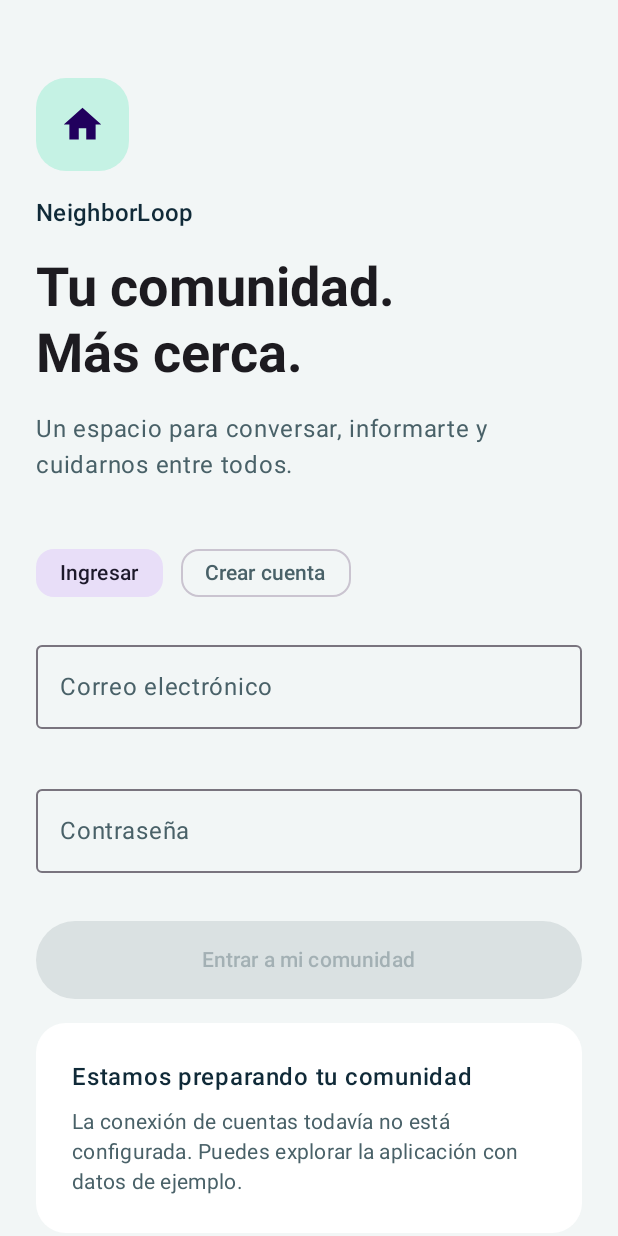
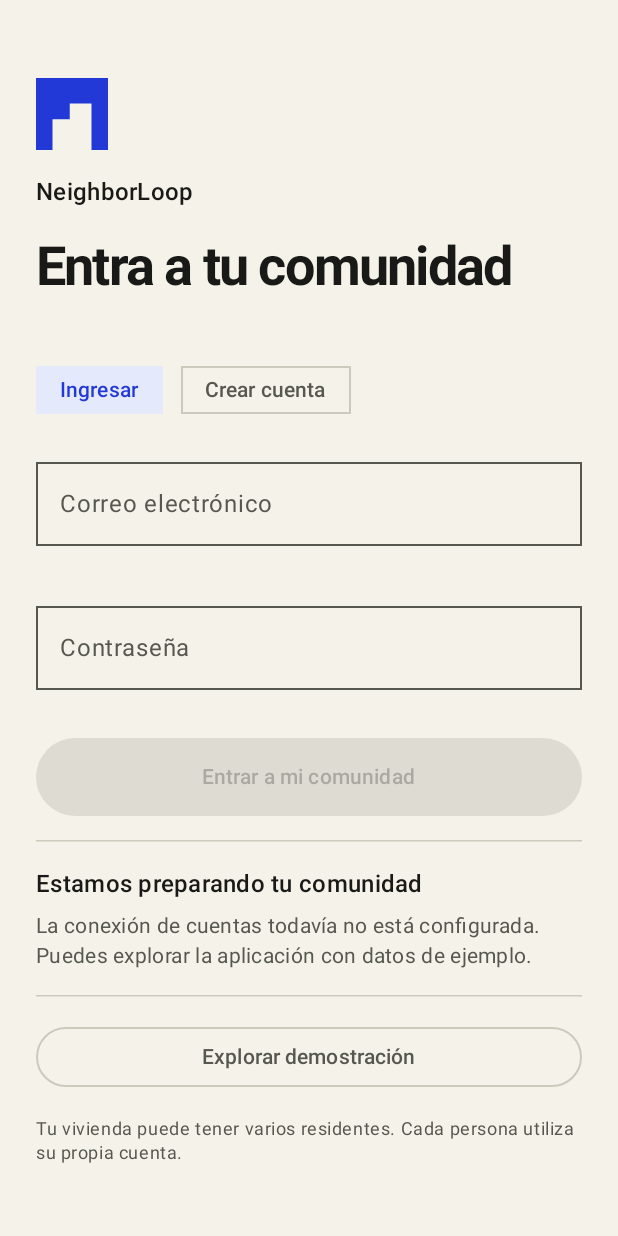
Before and after one commit to TheoxJhonny/app-condominios, an Android app built with Jetpack Compose: the screen it shows after launch (MainActivity), on a phone screen of 412 x 824 dp. Run offline under Robolectric (Android 15) with nearby library versions, the phone set to English and light mode, and no system bars; our stand-ins replace Firebase (no records; nobody signed in at launch, a user with empty details on screens opened directly); 2 statements that could not run were skipped.

Commit message:
feat(ui): apply NeighborLoop visual redesign

```diff
--- a/app/src/main/java/cl/comunidad/conectada/ui/AccessScreens.kt
+++ b/app/src/main/java/cl/comunidad/conectada/ui/AccessScreens.kt
@@ -3,8 +3,6 @@ package cl.comunidad.conectada.ui
 import androidx.compose.foundation.*
 import androidx.compose.foundation.layout.*
 import androidx.compose.foundation.text.KeyboardOptions
-import androidx.compose.material.icons.Icons
-import androidx.compose.material.icons.filled.Home
 import androidx.compose.material3.*
 import androidx.compose.runtime.*
 import androidx.compose.runtime.saveable.rememberSaveable
@@ -40,10 +38,9 @@ fun AccessScreen(state: CommunityState, model: CommunityViewModel) {
     val errors = if (register && attempted) RegistrationValidator.validate(name, home, email, password) else emptyMap()
     Column(Modifier.fillMaxSize().verticalScroll(rememberScrollState()).imePadding().padding(24.dp), verticalArrangement = Arrangement.spacedBy(16.dp)) {
         Spacer(Modifier.height(12.dp))
-        Surface(color = Mint, shape = MaterialTheme.shapes.medium) { Icon(Icons.Default.Home, null, Modifier.padding(16.dp).size(30.dp)) }
+        BrandMark(Modifier.size(48.dp))
         Text(androidx.compose.ui.res.stringResource(cl.comunidad.conectada.R.string.app_name), style = MaterialTheme.typography.titleMedium, color = Ink)
-        Text("Tu comunidad.\nMás cerca.", style = MaterialTheme.typography.displaySmall, fontWeight = FontWeight.Bold)
-        Text("Un espacio para conversar, informarte y cuidarnos entre todos.", color = Muted, style = MaterialTheme.typography.bodyLarge)
+        Text(if (register) "Crea tu cuenta" else "Entra a tu comunidad", style = MaterialTheme.typography.displaySmall, fontWeight = FontWeight.Bold)
         Spacer(Modifier.height(4.dp))
         Row(horizontalArrangement = Arrangement.spacedBy(12.dp)) {
             FilterChip(selected = !register, onClick = { register = false; attempted = false; password = "" }, label = { Text("Ingresar") }, enabled = !state.busy)
@@ -120,11 +117,11 @@ private fun SelectionContainerText(text: String) {
 fun ProfileScreen(state: CommunityState, model: CommunityViewModel, onNotifications: () -> Unit) {
     val user = state.resident!!
     Column(Modifier.fillMaxSize().verticalScroll(rememberScrollState()).imePadding().padding(20.dp), verticalArrangement = Arrangement.spacedBy(20.dp)) {
-        Surface(color = Ink, shape = MaterialTheme.shapes.large) {
+        Surface(color = Cobalt) {
             Column(Modifier.fillMaxWidth().padding(24.dp), verticalArrangement = Arrangement.spacedBy(8.dp)) {
                 Text(user.name, color = Color.White, style = MaterialTheme.typography.headlineSmall, fontWeight = FontWeight.Bold)
-                Text("Vivienda #${user.home}", color = Mint)
-                Text(if (user.role == Role.ADMIN) "Administrador" else "Residente", color = Mint, style = MaterialTheme.typography.labelMedium)
+                Text("Vivienda #${user.home}", color = CobaltWash)
+                Text(if (user.role == Role.ADMIN) "Administrador" else "Residente", color = CobaltWash, style = MaterialTheme.typography.labelMedium)
             }
         }
         Text("Así te ven tus vecinos", style = MaterialTheme.typography.titleLarge, fontWeight = FontWeight.SemiBold)
--- a/app/src/main/java/cl/comunidad/conectada/ui/AlertsScreen.kt
+++ b/app/src/main/java/cl/comunidad/conectada/ui/AlertsScreen.kt
@@ -19,9 +19,10 @@ import cl.comunidad.conectada.domain.*
 fun AlertsScreen(state: CommunityState, model: CommunityViewModel, onAlert: () -> Unit, onNotificationPermission: () -> Unit) {
     var showConnection by remember { mutableStateOf(false) }
     LazyColumn(contentPadding = PaddingValues(20.dp), verticalArrangement = Arrangement.spacedBy(18.dp)) {
-        item { Surface(color = if (state.mqttConnected) Mint else Color.White, shape = MaterialTheme.shapes.medium) {
+        item { Text("Alertas comunitarias", style = MaterialTheme.typography.headlineMedium) }
+        item { Surface(color = if (state.mqttConnected) CobaltWash else Color.White, shape = MaterialTheme.shapes.medium) {
             Column(Modifier.fillMaxWidth().padding(20.dp), verticalArrangement = Arrangement.spacedBy(12.dp)) {
-                Text(if (state.mqttConnected) "● Servicio de alertas conectado" else if (state.mqttConnecting) "Conectando al servicio…" else "○ Servicio de alertas desconectado", fontWeight = FontWeight.SemiBold)
+                Text(if (state.mqttConnected) "● Servicio de alertas conectado" else if (state.mqttConnecting) "Conectando al servicio…" else "○ Servicio de alertas desconectado", fontWeight = FontWeight.SemiBold, color = if (state.mqttConnected) Cobalt else Muted)
                 Text("Las alertas en tiempo real se reciben con la aplicación abierta y conectada.", color = Muted)
                 val connectedOrConnecting = state.mqttConnected || state.mqttConnecting
                 OutlinedButton(
--- a/app/src/main/java/cl/comunidad/conectada/ui/CommunityTheme.kt
+++ b/app/src/main/java/cl/comunidad/conectada/ui/CommunityTheme.kt
@@ -4,22 +4,44 @@ import androidx.compose.foundation.shape.RoundedCornerShape
 import androidx.compose.material3.*
 import androidx.compose.runtime.Composable
 import androidx.compose.ui.graphics.Color
+import androidx.compose.ui.text.font.FontWeight
 import androidx.compose.ui.unit.dp
+import androidx.compose.ui.unit.sp
 
-val Ink = Color(0xFF102A38)
-val Paper = Color(0xFFF2F6F6)
-val Mint = Color(0xFFC5F2E4)
-val Muted = Color(0xFF496168)
+val Ink = Color(0xFF191A17)
+val Paper = Color(0xFFF5F2E9)
+val Cobalt = Color(0xFF2239D7)
+val CobaltWash = Color(0xFFE5E9FC)
+val Muted = Color(0xFF56584F)
+val Rule = Color(0xFFCDC9BD)
 val AlertRed = Color(0xFFB12D3D)
+
+private val Square = RoundedCornerShape(0.dp)
+private val EditorialTypography = Typography().run {
+    copy(
+        displaySmall = displaySmall.copy(fontWeight = FontWeight.Bold, letterSpacing = (-1.2).sp),
+        headlineLarge = headlineLarge.copy(fontWeight = FontWeight.Bold, letterSpacing = (-0.8).sp),
+        headlineMedium = headlineMedium.copy(fontWeight = FontWeight.Bold, letterSpacing = (-0.6).sp),
+        titleLarge = titleLarge.copy(fontWeight = FontWeight.Bold),
+        labelSmall = labelSmall.copy(fontWeight = FontWeight.SemiBold, letterSpacing = 0.4.sp)
+    )
+}
 
 @Composable
 fun CommunityTheme(content: @Composable () -> Unit) {
     MaterialTheme(
-        colorScheme = lightColorScheme(primary = Ink, onPrimary = Color.White, primaryContainer = Mint,
-            secondary = Color(0xFF176B65), background = Paper, surface = Paper,
-            surfaceContainer = Color(0xFFE2EFED), surfaceContainerLow = Color.White,
-            onSurface = Ink, onSurfaceVariant = Muted, error = AlertRed),
-        shapes = Shapes(small = RoundedCornerShape(12.dp), medium = RoundedCornerShape(20.dp), large = RoundedCornerShape(28.dp)),
+        colorScheme = lightColorScheme(
+            primary = Cobalt, onPrimary = Color.White, primaryContainer = CobaltWash,
+            onPrimaryContainer = Ink, secondary = Cobalt, secondaryContainer = CobaltWash,
+            onSecondaryContainer = Cobalt, background = Paper, onBackground = Ink,
+            surface = Paper, surfaceContainer = Color(0xFFEBE7DC),
+            surfaceContainerLow = Color.White, onSurface = Ink, onSurfaceVariant = Muted,
+            outline = Muted, outlineVariant = Rule, error = AlertRed
+        ),
+        shapes = Shapes(
+            extraSmall = Square, small = Square, medium = Square, large = Square, extraLarge = Square
+        ),
+        typography = EditorialTypography,
         content = content
     )
 }
--- a/app/src/main/res/drawable/neighborloop_icon.xml
+++ b/app/src/main/res/drawable/neighborloop_icon.xml
@@ -1,9 +1,10 @@
 <vector xmlns:android="http://schemas.android.com/apk/res/android"
-    android:width="96dp" android:height="96dp"
-    android:viewportWidth="96" android:viewportHeight="96">
-    <path android:fillColor="#102A38"
-        android:pathData="M24,0 H72 Q96,0 96,24 V72 Q96,96 72,96 H24 Q0,96 0,72 V24 Q0,0 24,0 Z" />
-    <path android:fillColor="#00000000" android:strokeColor="#C5F2E4"
-        android:strokeWidth="6" android:strokeLineCap="round"
-        android:pathData="M48,48 C39,31 22,31 22,48 C22,65 39,65 48,48 C57,31 74,31 74,48 C74,65 57,65 48,48 Z" />
+    android:width="96dp"
+    android:height="96dp"
+    android:viewportWidth="96"
+    android:viewportHeight="96">
+    <path android:fillColor="#2239D7"
+        android:pathData="M0,0 H96 V96 H0 Z" />
+    <path android:fillColor="#F5F2E9"
+        android:pathData="M22,96 V55 H45 V34 H74 V96 Z" />
 </vector>
```
Also changed, not shown: app/src/main/java/cl/comunidad/conectada/ui/CommunityApp.kt (+139 -63 lines).
